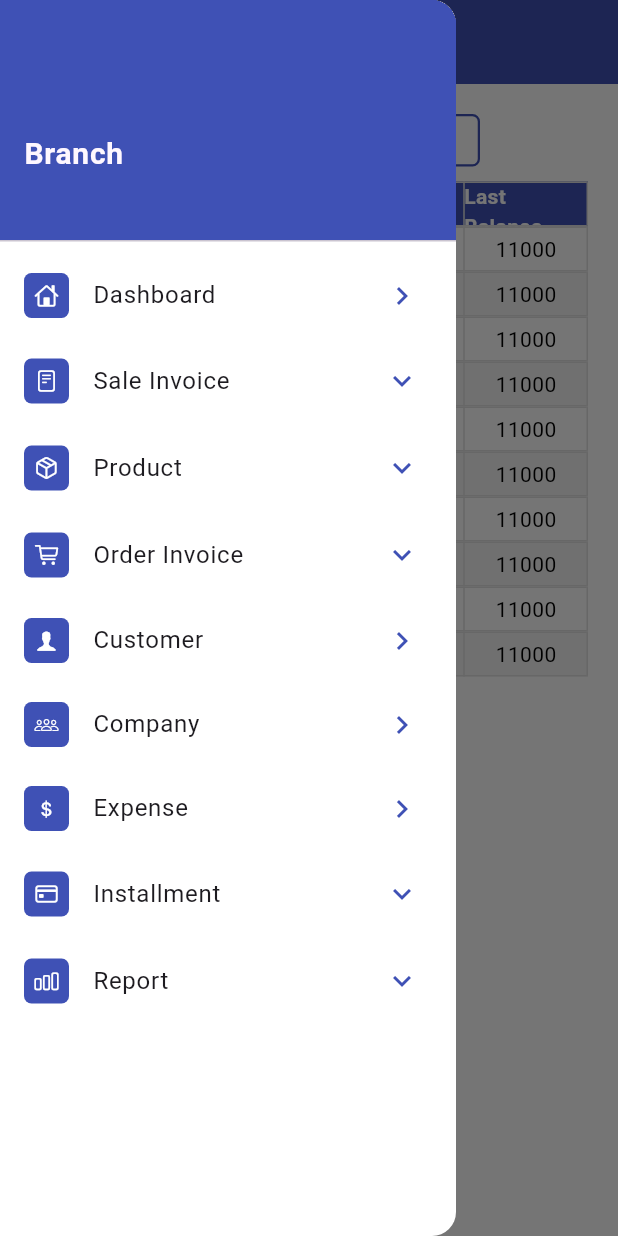
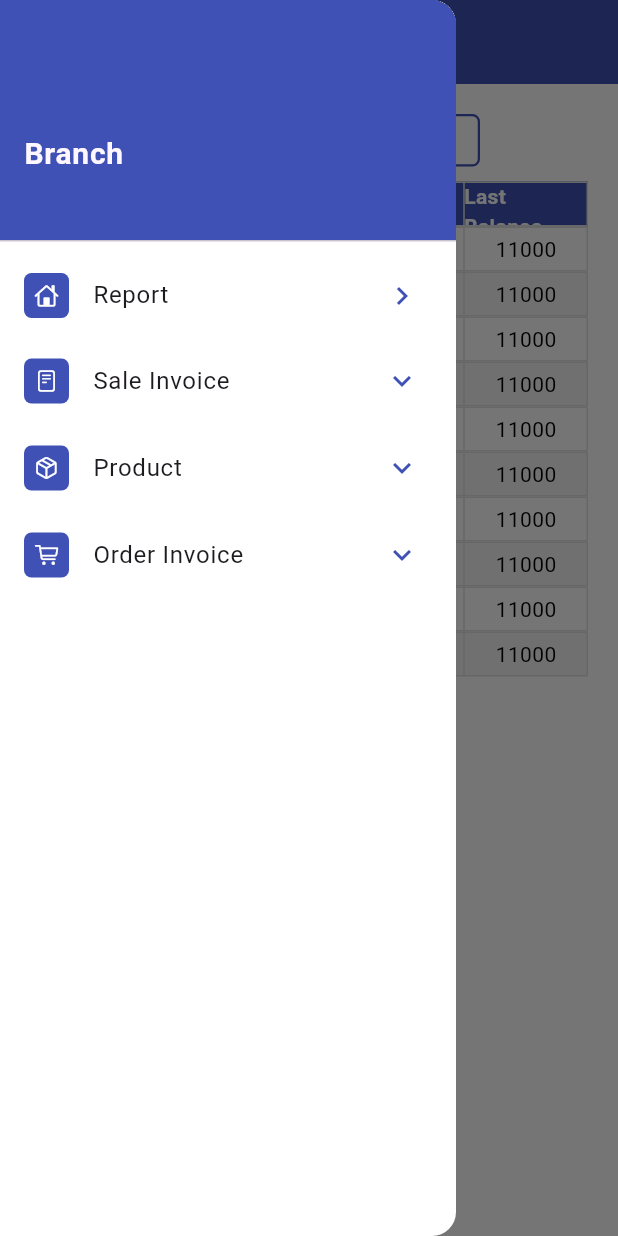
Before and after one commit to Hashimkhann1/pos, a Flutter app: the CompanyLedgerView screen opened directly, with the side drawer open, on a phone screen of 412 x 824 dp. Run offline on Flutter 3.47's test engine with Material 3 defaults, Android fonts, the phone set to English and light mode, and no system bars; our stand-ins replace fl_chart.

Commit message:
update buttons is commit to make it clear

```diff
--- a/lib/component/drawer/drawer_widget.dart
+++ b/lib/component/drawer/drawer_widget.dart
@@ -43,7 +43,7 @@ class _DrawerWidgetState extends State<DrawerWidget> {
                 ),
                 child: const Center(child: Icon(CupertinoIcons.home,color: Colors.white,size: 16,)),
               ),
-              title: const Text("Dashboard"),
+              title: const Text("Report"),
               trailing: const Icon(Icons.keyboard_arrow_right,color: AppColor.primaryColor,),
               onTap: (){
                 Navigator.push(context, MaterialPageRoute(builder: (context) => const DashboardView()));
@@ -133,106 +133,106 @@ class _DrawerWidgetState extends State<DrawerWidget> {
                 ),
               ],
             ),
-            ListTile(
-              leading: Container(
-                height: 30,
-                width: 30,
-                decoration: BoxDecoration(
-                  borderRadius: BorderRadius.circular(5),
-                  color: AppColor.primaryColor,
-                ),
-                child: const Center(child: Icon(CupertinoIcons.person_alt,color: Colors.white,size: 16,)),
-              ),
-              title: const Text("Customer"),
-              trailing: const Icon(Icons.keyboard_arrow_right,color: AppColor.primaryColor,),
-              onTap: (){
-                Navigator.push(context, MaterialPageRoute(builder: (context) => const CustomerView()));
-              },
-            ),
-            ListTile(
-              leading: Container(
-                height: 30,
-                width: 30,
-                decoration: BoxDecoration(
-                  borderRadius: BorderRadius.circular(5),
-                  color: AppColor.primaryColor,
-                ),
-                child: const Center(child: Icon(CupertinoIcons.group,color: Colors.white,size: 16,)),
-              ),
-              title: const Text("Company"),
-              trailing: const Icon(Icons.keyboard_arrow_right,color: AppColor.primaryColor,),
-              onTap: (){
-                Navigator.push(context, MaterialPageRoute(builder: (context) => const SupplierView()));
-              },
-            ),
-            ListTile(
-              leading: Container(
-                height: 30,
-                width: 30,
-                decoration: BoxDecoration(
-                  borderRadius: BorderRadius.circular(5),
-                  color: AppColor.primaryColor,
-                ),
-                child: const Center(child: Icon(CupertinoIcons.money_dollar,color: Colors.white,size: 16,)),
-              ),
-              title: const Text("Expense"),
-              trailing: const Icon(Icons.keyboard_arrow_right,color: AppColor.primaryColor,),
-              onTap: (){
-                Navigator.push(context, MaterialPageRoute(builder: (context) => const ExpenseView()));
-              },
-            ),
-            ExpansionTile(
-              leading: Container(
-                height: 30,
-                width: 30,
-                decoration: BoxDecoration(
-                  borderRadius: BorderRadius.circular(5),
-                  color: AppColor.primaryColor,
-                ),
-                child: const Center(child: Icon(CupertinoIcons.creditcard,color: Colors.white,size: 16,)),
-              ),
-              title: const Text("Installment"),
-              children: [
-                ListTile(
-                  leading: const Icon(CupertinoIcons.person_alt,color: AppColor.primaryColor,),
-                  title: const Text("Customer Installment"),
-                  trailing: const Icon(Icons.keyboard_arrow_right,color: AppColor.primaryColor,),
-                  onTap: (){
-                    Navigator.push(context, MaterialPageRoute(builder: (context) => const CustomerLedgerView()));
-                  },
-                ),
-                ListTile(
-                  leading: const Icon(CupertinoIcons.group,color: AppColor.primaryColor,),
-                  title: const Text("Company Installment"),
-                  trailing: const Icon(Icons.keyboard_arrow_right,color: AppColor.primaryColor,),
-                  onTap: (){
-                    Navigator.push(context, MaterialPageRoute(builder: (context) => const CompanyLedgerView()));
-                  },
-                ),
-              ],
-            ),
-            ExpansionTile(
-              leading: Container(
-                height: 30,
-                width: 30,
-                decoration: BoxDecoration(
-                  borderRadius: BorderRadius.circular(5),
-                  color: AppColor.primaryColor,
-                ),
-                child: const Center(child: Icon(CupertinoIcons.chart_bar,color: Colors.white,size: 16,)),
-              ),
-              title: const Text("Report"),
-              children: const [
-                ListTile(
-                  leading: Icon(CupertinoIcons.cart_badge_plus),
-                  title: Text("Add Order"),
-                ),
-                ListTile(
-                  leading: Icon(CupertinoIcons.arrow_turn_up_left),
-                  title: Text("Order Return"),
-                ),
-              ],
-            ),
+            // ListTile(
+            //   leading: Container(
+            //     height: 30,
+            //     width: 30,
+            //     decoration: BoxDecoration(
+            //       borderRadius: BorderRadius.circular(5),
+            //       color: AppColor.primaryColor,
+            //     ),
+            //     child: const Center(child: Icon(CupertinoIcons.person_alt,color: Colors.white,size: 16,)),
+            //   ),
+            //   title: const Text("Customer"),
+            //   trailing: const Icon(Icons.keyboard_arrow_right,color: AppColor.primaryColor,),
+            //   onTap: (){
+            //     Navigator.push(context, MaterialPageRoute(builder: (context) => const CustomerView()));
+            //   },
+            // ),
+            // ListTile(
+            //   leading: Container(
+            //     height: 30,
+            //     width: 30,
+            //     decoration: BoxDecoration(
+            //       borderRadius: BorderRadius.circular(5),
+            //       color: AppColor.primaryColor,
+            //     ),
+            //     child: const Center(child: Icon(CupertinoIcons.group,color: Colors.white,size: 16,)),
+            //   ),
+            //   title: const Text("Company"),
+            //   trailing: const Icon(Icons.keyboard_arrow_right,color: AppColor.primaryColor,),
+            //   onTap: (){
+            //     Navigator.push(context, MaterialPageRoute(builder: (context) => const SupplierView()));
+            //   },
+            // ),
+            // ListTile(
+            //   leading: Container(
+            //     height: 30,
+            //     width: 30,
+            //     decoration: BoxDecoration(
+            //       borderRadius: BorderRadius.circular(5),
+            //       color: AppColor.primaryColor,
+            //     ),
+            //     child: const Center(child: Icon(CupertinoIcons.money_dollar,color: Colors.white,size: 16,)),
+            //   ),
+            //   title: const Text("Expense"),
+            //   trailing: const Icon(Icons.keyboard_arrow_right,color: AppColor.primaryColor,),
+            //   onTap: (){
+            //     Navigator.push(context, MaterialPageRoute(builder: (context) => const ExpenseView()));
+            //   },
+            // ),
+            // ExpansionTile(
+            //   leading: Container(
+            //     height: 30,
+            //     width: 30,
+            //     decoration: BoxDecoration(
+            //       borderRadius: BorderRadius.circular(5),
+            //       color: AppColor.primaryColor,
+            //     ),
+            //     child: const Center(child: Icon(CupertinoIcons.creditcard,color: Colors.white,size: 16,)),
+            //   ),
+            //   title: const Text("Installment"),
+            //   children: [
+            //     ListTile(
+            //       leading: const Icon(CupertinoIcons.person_alt,color: AppColor.primaryColor,),
+            //       title: const Text("Customer Installment"),
+            //       trailing: const Icon(Icons.keyboard_arrow_right,color: AppColor.primaryColor,),
+            //       onTap: (){
+            //         Navigator.push(context, MaterialPageRoute(builder: (context) => const CustomerLedgerView()));
+            //       },
+            //     ),
+            //     ListTile(
+            //       leading: const Icon(CupertinoIcons.group,color: AppColor.primaryColor,),
+            //       title: const Text("Company Installment"),
+            //       trailing: const Icon(Icons.keyboard_arrow_right,color: AppColor.primaryColor,),
+            //       onTap: (){
+            //         Navigator.push(context, MaterialPageRoute(builder: (context) => const CompanyLedgerView()));
+            //       },
+            //     ),
+            //   ],
+            // ),
+            // ExpansionTile(
+            //   leading: Container(
+            //     height: 30,
+            //     width: 30,
+            //     decoration: BoxDecoration(
+            //       borderRadius: BorderRadius.circular(5),
+            //       color: AppColor.primaryColor,
+            //     ),
+            //     child: const Center(child: Icon(CupertinoIcons.chart_bar,color: Colors.white,size: 16,)),
+            //   ),
+            //   title: const Text("Report"),
+            //   children: const [
+            //     ListTile(
+            //       leading: Icon(CupertinoIcons.cart_badge_plus),
+            //       title: Text("Add Order"),
+            //     ),
+            //     ListTile(
+            //       leading: Icon(CupertinoIcons.arrow_turn_up_left),
+            //       title: Text("Order Return"),
+            //     ),
+            //   ],
+            // ),
           ],
         ),
       ),
```
